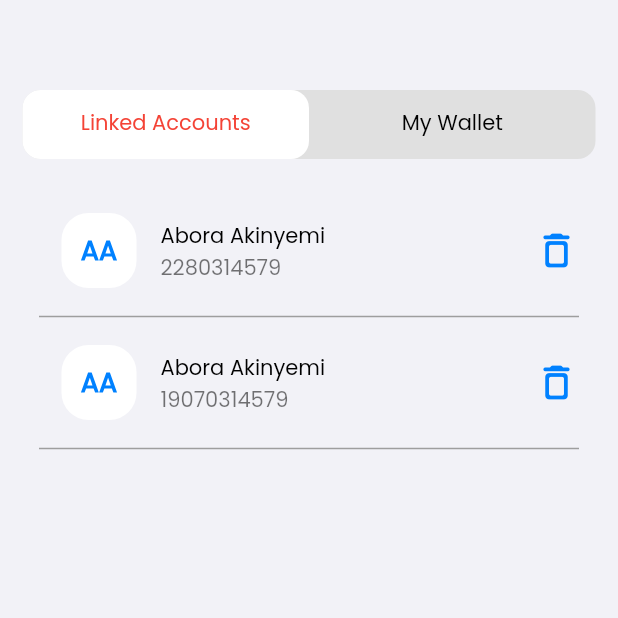
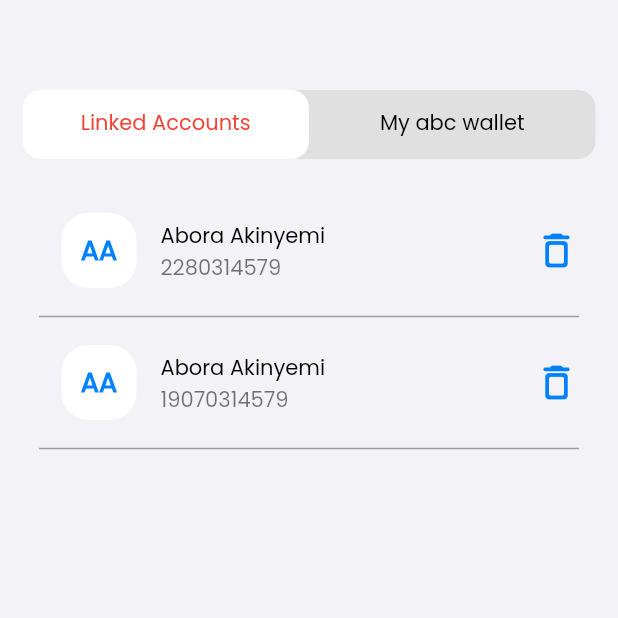
Before and after one commit to KehnKorir/FirstMonieWallet, a Flutter app: the AddWalletAccountScreen screen opened directly, on a phone screen of 412 x 824 dp, the top half of it. Run offline on Flutter 3.47's test engine with Material 2 defaults, Android fonts, the phone set to English and light mode, and no system bars; our stand-ins replace flutter_svg, sliding_up_panel.

Commit message:
changed lable in add_wallet_account.dart

```diff
--- a/lib/widgets/add_wallet_account.dart
+++ b/lib/widgets/add_wallet_account.dart
@@ -93,7 +93,7 @@ class _AddWalletAccountScreenState extends State<AddWalletAccountScreen>
 
                 // second tab
                 Tab(
-                  text: 'My Wallet',
+                  text: 'My abc wallet',
                 ),
               ],
             ),
```
